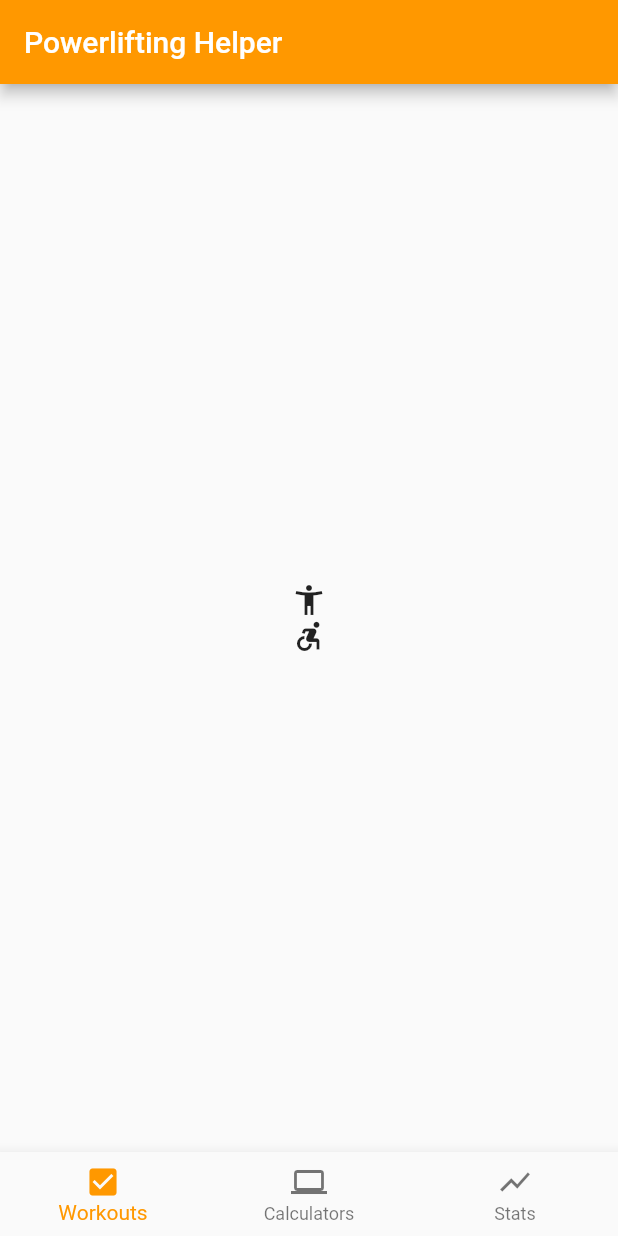
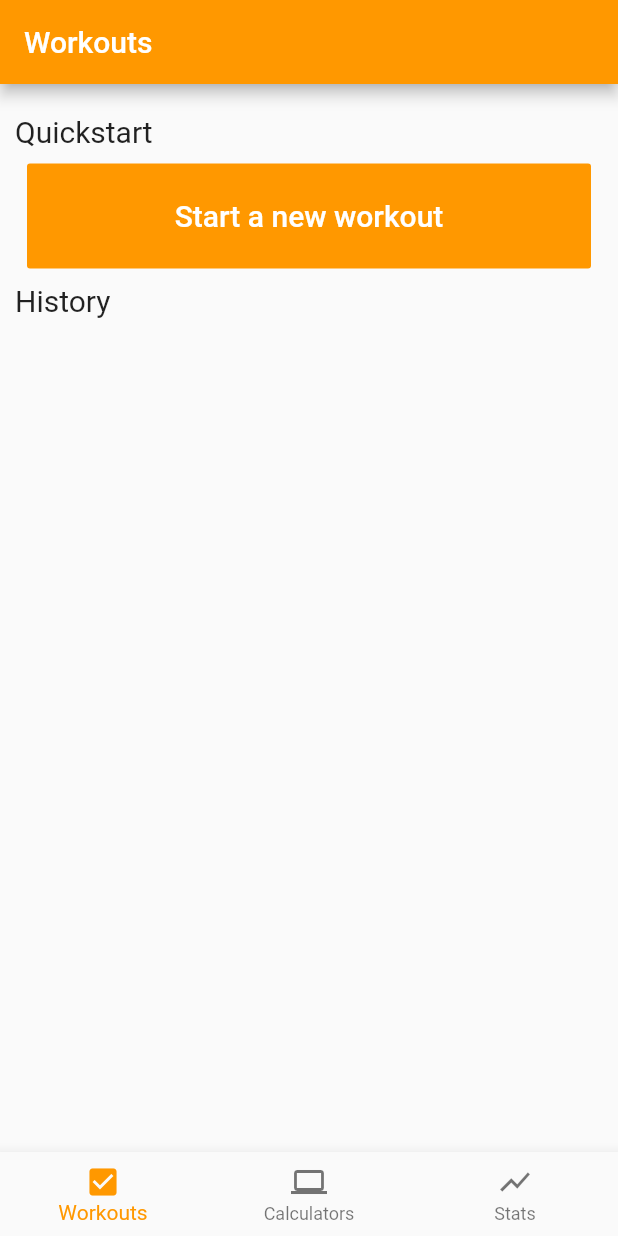
Before and after one commit to CernohorskyVaclav/powerlifting_helper, a Flutter app: the screen it shows after launch, on a phone screen of 412 x 824 dp. Run offline on Flutter 3.47's test engine with Material 2 defaults, Android fonts, the phone set to English and light mode, and no system bars; our stand-ins replace rflutter_alert.

Commit message:
Workouts 0.1
Základní rozlozeni stranky s workouty

```diff
--- a/lib/nav.dart
+++ b/lib/nav.dart
@@ -25,10 +25,6 @@ class _NavState extends State<Nav> {
   @override
   Widget build(BuildContext context) {
     return Scaffold(
-      appBar: AppBar(
-        title: Text('Powerlifting Helper'),
-        backgroundColor: Colors.orange[500],
-      ),
       body: Center(
         child: _widgetOptions.elementAt(_selectedIndex),
       ),
--- a/lib/rpe_calc_screen.dart
+++ b/lib/rpe_calc_screen.dart
@@ -85,7 +85,6 @@ class _RpeCalculatorState extends State<RpeCalculator> {
           break;
       }
       reps = int.parse(thirdNumberController.text) - 1;
-      print(rpeSpreadScheet[rpe][reps]);
       answer = rpeSpreadScheet[rpe][reps];
     }
   }
--- a/lib/workouts_screen.dart
+++ b/lib/workouts_screen.dart
@@ -1,15 +1,67 @@
 import 'package:flutter/material.dart';
+import 'package:powerlifting_helper/new_workout_screen.dart';
 
 class Workouts extends StatelessWidget {
   @override
   Widget build(BuildContext context) {
-    return Center(
-      child: Column(
-          mainAxisAlignment: MainAxisAlignment.center,
-          children: <Widget>[
-            Icon(Icons.accessibility_new),
-            Icon(Icons.accessible_forward),
-          ]),
+    return Scaffold(
+      appBar: AppBar(
+        title: Text('Workouts'),
+        backgroundColor: Colors.orange[500],
+      ),
+      body: Center(
+        child: ButtonTheme(
+          height: 70,
+          child: ListView(
+            padding: const EdgeInsets.all(10),
+            children: <Widget>[
+              Padding(
+                padding: EdgeInsets.symmetric(
+                  vertical: 10,
+                ),
+                child: Text(
+                  "Quickstart",
+                  style: TextStyle(
+                    fontSize: 20,
+                  ),
+                ),
+              ),
+              Padding(
+                padding: EdgeInsets.symmetric(
+                  horizontal: 8,
+                ),
+                child: FlatButton(
+                  color: Colors.orange[500],
+                  textColor: Colors.white,
+                  onPressed: () {
+                    Navigator.push(
+                      context,
+                      MaterialPageRoute(builder: (context) => NewWorkout()),
+                    );
+                  },
+                  child: Text(
+                    "Start a new workout",
+                    style: TextStyle(
+                      fontSize: 20,
+                    ),
+                  ),
+                ),
+              ),
+              Padding(
+                padding: EdgeInsets.symmetric(
+                  vertical: 10,
+                ),
+                child: Text(
+                  "History",
+                  style: TextStyle(
+                    fontSize: 20,
+                  ),
+                ),
+              ),
+            ],
+          ),
+        ),
+      ),
     );
   }
 }
```
Also changed, not shown: lib/calculators_screen.dart (+12 -109 lines), lib/new_workout_screen.dart (added, +16 -0 lines).
